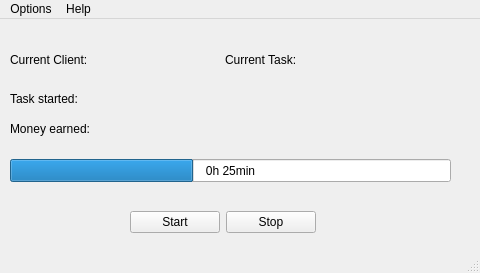
Old version of the form src/mainwindow.ui in the repository FelixTheC/QT-TimeIsMoney.
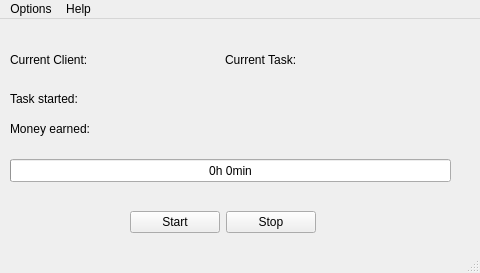
New version of the form.

Diff of the .ui file:
```diff
--- a/src/mainwindow.ui
+++ b/src/mainwindow.ui
@@ -174,7 +174,7 @@
      <number>60</number>
     </property>
     <property name="value">
-     <number>25</number>
+     <number>0</number>
     </property>
     <property name="alignment">
      <set>Qt::AlignCenter</set>
```
